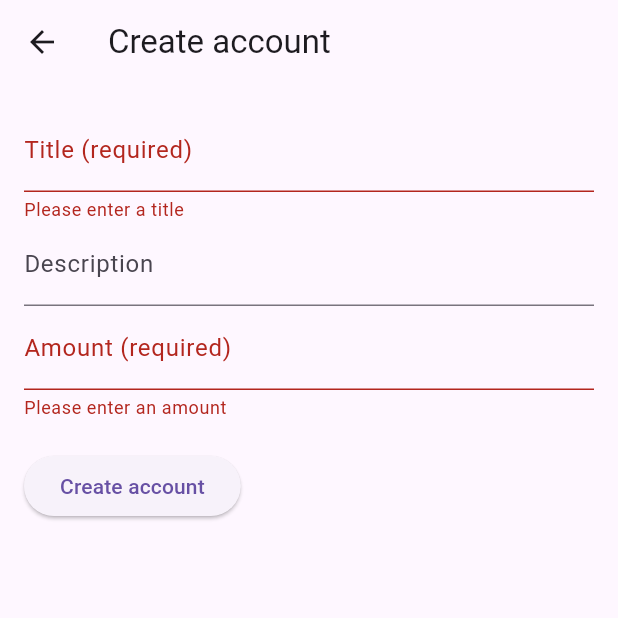
After one commit to andrew-clark-dev/xerian, a Flutter app: the AccountView screen opened by its route, after a tap on "Create account", on a phone screen of 412 x 824 dp, the top half of it. The commit adds this screen. Run offline on Flutter 3.47's test engine with Material 3 defaults, Android fonts, the phone set to English and light mode, and no system bars; our stand-ins replace flutter_dotenv, flutter_login, go_router; missing offline and left inert: amazon_cognito_identity_dart_2.

Commit message:
Adds basic Account page

```diff
--- a/encore_shop/lib/main.dart
+++ b/encore_shop/lib/main.dart
@@ -3,6 +3,8 @@ import 'package:encore_shop/src/login/login_screen.dart';
 import 'package:flutter/material.dart';
 import 'package:flutter_dotenv/flutter_dotenv.dart';
 import 'package:go_router/go_router.dart';
+
+import 'src/pages/account/account_view.dart';
 
 Future<void> main() async {
   await dotenv.load();
@@ -24,6 +26,14 @@ final GoRouter _router = GoRouter(
             return const DashboardPage();
           },
         ),
+        GoRoute(
+          path: 'account',
+          builder: (BuildContext context, GoRouterState state) {
+            return const AccountView(
+              account: null,
+            );
+          },
+        ),
       ],
     ),
   ],
--- a/encore_shop/lib/src/app.dart
+++ /dev/null
@@ -1,85 +0,0 @@
-import 'package:flutter/material.dart';
-import 'package:flutter_gen/gen_l10n/app_localizations.dart';
-import 'package:flutter_localizations/flutter_localizations.dart';
-
-import 'sample_feature/sample_item_details_view.dart';
-import 'sample_feature/sample_item_list_view.dart';
-import 'settings/settings_controller.dart';
-import 'settings/settings_view.dart';
-
-/// The Widget that configures your application.
-class MyApp extends StatelessWidget {
-  const MyApp({
-    super.key,
-    required this.settingsController,
-  });
-
-  final SettingsController settingsController;
-
-  @override
-  Widget build(BuildContext context) {
-    // Glue the SettingsController to the MaterialApp.
-    //
-    // The ListenableBuilder Widget listens to the SettingsController for changes.
-    // Whenever the user updates their settings, the MaterialApp is rebuilt.
-    return ListenableBuilder(
-      listenable: settingsController,
-      builder: (BuildContext context, Widget? child) {
-        return MaterialApp(
-          // Providing a restorationScopeId allows the Navigator built by the
-          // MaterialApp to restore the navigation stack when a user leaves and
-          // returns to the app after it has been killed while running in the
-          // background.
-          restorationScopeId: 'app',
-
-          // Provide the generated AppLocalizations to the MaterialApp. This
-          // allows descendant Widgets to display the correct translations
-          // depending on the user's locale.
-          localizationsDelegates: const [
-            AppLocalizations.delegate,
-            GlobalMaterialLocalizations.delegate,
-            GlobalWidgetsLocalizations.delegate,
-            GlobalCupertinoLocalizations.delegate,
-          ],
-          supportedLocales: const [
-            Locale('en', ''), // English, no country code
-          ],
-
-          // Use AppLocalizations to configure the correct application title
-          // depending on the user's locale.
-          //
-          // The appTitle is defined in .arb files found in the localization
-          // directory.
-          onGenerateTitle: (BuildContext context) =>
-              AppLocalizations.of(context)!.appTitle,
-
-          // Define a light and dark color theme. Then, read the user's
-          // preferred ThemeMode (light, dark, or system default) from the
-          // SettingsController to display the correct theme.
-          theme: ThemeData(),
-          darkTheme: ThemeData.dark(),
-          themeMode: settingsController.themeMode,
-
-          // Define a function to handle named routes in order to support
-          // Flutter web url navigation and deep linking.
-          onGenerateRoute: (RouteSettings routeSettings) {
-            return MaterialPageRoute<void>(
-              settings: routeSettings,
-              builder: (BuildContext context) {
-                switch (routeSettings.name) {
-                  case SettingsView.routeName:
-                    return SettingsView(controller: settingsController);
-                  case SampleItemDetailsView.routeName:
-                    return const SampleItemDetailsView();
-                  case SampleItemListView.routeName:
-                  default:
-                    return const SampleItemListView();
-                }
-              },
-            );
-          },
-        );
-      },
-    );
-  }
-}
--- a/encore_shop/lib/src/login/login_screen.dart
+++ b/encore_shop/lib/src/login/login_screen.dart
@@ -17,7 +17,7 @@ class LoginScreen extends StatelessWidget {
   Widget build(BuildContext context) {
     return FlutterLogin(
       onSubmitAnimationCompleted: () {
-        context.go('/dashboard');
+        context.go('/account');
       },
       onSignup: _signupUser,
       onConfirmSignup: _signupConfirm,
--- /dev/null
+++ b/encore_shop/lib/src/pages/account/account.dart
@@ -0,0 +1,60 @@
+import 'package:json_annotation/json_annotation.dart';
+import 'package:uuid/uuid.dart';
+
+/// This allows the `Account` class to access private members in
+/// the generated file. The value for this is *.g.dart, where
+/// the star denotes the source file name.
+part 'account.g.dart';
+
+Uuid uuid = const Uuid();
+
+@JsonSerializable()
+class Account {
+  Account(
+      {String? id,
+      required this.number,
+      required this.firstName,
+      required this.lastName,
+      this.phone,
+      this.email,
+      this.address})
+      : id = id ?? uuid.v1();
+
+  late String? id;
+  final int number;
+  final String firstName;
+  final String lastName;
+  final String? phone;
+  final String? email;
+  final String? address;
+
+  /// A necessary factory constructor for creating a new User instance
+  /// from a map. Pass the map to the generated `_$UserFromJson()` constructor.
+  /// The constructor is named after the source class, in this case, User.
+  factory Account.fromJson(Map<String, dynamic> json) =>
+      _$AccountFromJson(json);
+
+  /// `toJson` is the convention for a class to declare support for serialization
+  /// to JSON. The implementation simply calls the private, generated
+  /// helper method `_$UserToJson`.
+  Map<String, dynamic> toJson() => _$AccountToJson(this);
+
+  // Method to clone an account with optional parameters
+  Account copyWith({
+    String? firstName,
+    String? lastName,
+    String? phone,
+    String? email,
+    String? address,
+  }) {
+    return Account(
+      id: id,
+      number: number,
+      firstName: firstName ?? this.firstName,
+      lastName: lastName ?? this.lastName,
+      phone: phone ?? this.phone,
+      email: email ?? this.email,
+      address: address ?? this.address,
+    );
+  }
+}
--- /dev/null
+++ b/encore_shop/lib/src/pages/account/account_view.dart
@@ -0,0 +1,190 @@
+// ignore_for_file: prefer_interpolation_to_compose_strings
+
+import 'dart:convert';
+import 'dart:io';
+
+import 'package:flutter/material.dart';
+import 'package:http/http.dart' as http;
+
+import 'account.dart';
+
+class AccountView extends StatefulWidget {
+  const AccountView({
+    required this.account,
+    super.key,
+  });
+
+  final Account? account;
+
+  @override
+  State<AccountView> createState() => _AccountsViewState();
+}
+
+class _AccountsViewState extends State<AccountView> {
+  final _formKey = GlobalKey<FormState>();
+  final TextEditingController _firstNameController = TextEditingController();
+  final TextEditingController _lastNameController = TextEditingController();
+  final TextEditingController _numberController = TextEditingController();
+
+  late final String _titleText;
+
+  bool get _isCreate => _account == null;
+  Account? get _account => widget.account;
+
+  @override
+  void initState() {
+    super.initState();
+
+    final account = _account;
+    if (account != null) {
+      _firstNameController.text = account.firstName;
+      _lastNameController.text = account.lastName;
+      _numberController.text = account.number.toStringAsFixed(2);
+      _titleText = 'Update account';
+    } else {
+      _titleText = 'Create account';
+      // asyncInitState();
+    }
+  }
+
+  // void asyncInitState() async {
+  //   _numberController.text =
+  //       await CounterService().getNextValueAsString('account');
+  // }
+
+  @override
+  void dispose() {
+    _firstNameController.dispose();
+    _lastNameController.dispose();
+    _numberController.dispose();
+    super.dispose();
+  }
+
+  Future<void> submitForm() async {
+    if (!_formKey.currentState!.validate()) {
+      return;
+    }
+
+    // If the form is valid, submit the data
+    final firstName = _firstNameController.text;
+    final lastName = _lastNameController.text;
+    final number = int.parse(_numberController.text);
+
+    if (_isCreate) {
+      // Create a new account entry
+      final newEntry = Account(
+        firstName: firstName,
+        lastName: lastName,
+        number: number,
+      );
+      // try {
+      //   final cognitoPlugin =
+      //       Amplify.Auth.getPlugin(AmplifyAuthCognito.pluginKey);
+      //   final result = await cognitoPlugin.fetchAuthSession();
+      //   String apiUrl =
+      //       'https://jgy6ezt901.execute-api.eu-central-1.amazonaws.com/dev/account';
+      //   String? accessToken = result.credentialsResult.value.sessionToken;
+
+      //   final response = await http.post(
+      //     Uri.parse(apiUrl),
+      //     headers: {
+      //       HttpHeaders.contentTypeHeader: "application/json",
+      //       HttpHeaders.authorizationHeader: "Bearer $accessToken"
+      //     },
+      //     body: jsonEncode(newEntry),
+      //   );
+      //   print('response: ' + response.toString());
+      // } catch (e) {
+      //   print('exception: ' + e.toString());
+      // }
+      // final request = ModelMutations.create(newEntry);
+      // final response = await Amplify.API.mutate(request: request).response;
+      // safePrint('Create result: $response');
+    } else {
+      // Update account instead
+      final updateAccount = _account!.copyWith(
+        firstName: firstName,
+        lastName: lastName.isNotEmpty ? lastName : null,
+      );
+      // final request = ModelMutations.update(updateAccount);
+      // final response = await Amplify.API.mutate(request: request).response;
+      // safePrint('Update result: $response');
+    }
+
+    // Navigate back to homepage after create/update executes
+    if (mounted) {
+      //     context.pop();
+    }
+  }
+
+  @override
+  Widget build(BuildContext context) {
+    return Scaffold(
+      appBar: AppBar(
+        title: Text(_titleText),
+      ),
+      body: Align(
+        alignment: Alignment.topCenter,
+        child: ConstrainedBox(
+          constraints: const BoxConstraints(maxWidth: 800),
+          child: Padding(
+            padding: const EdgeInsets.all(16),
+            child: SingleChildScrollView(
+              child: Form(
+                key: _formKey,
+                child: Column(
+                  crossAxisAlignment: CrossAxisAlignment.start,
+                  children: [
+                    TextFormField(
+                      controller: _firstNameController,
+                      decoration: const InputDecoration(
+                        labelText: 'Title (required)',
+                      ),
+                      validator: (value) {
+                        if (value == null || value.isEmpty) {
+                          return 'Please enter a title';
+                        }
+                        return null;
+                      },
+                    ),
+                    TextFormField(
+                      controller: _lastNameController,
+                      decoration: const InputDecoration(
+                        labelText: 'Description',
+                      ),
+                    ),
+                    TextFormField(
+                      controller: _numberController,
+                      keyboardType: const TextInputType.numberWithOptions(
+                        signed: false,
+                        decimal: true,
+                      ),
+                      decoration: const InputDecoration(
+                        labelText: 'Amount (required)',
+                      ),
+                      validator: (value) {
+                        if (value == null || value.isEmpty) {
+                          return 'Please enter an amount';
+                        }
+                        final amount = double.tryParse(value);
+                        if (amount == null || amount <= 0) {
+                          return 'Please enter a valid amount';
+                        }
+                        return null;
+                      },
+                    ),
+                    const SizedBox(height: 20),
+                    ElevatedButton(
+                      onPressed: submitForm,
+                      child: Text(_titleText),
+                    ),
+                  ],
+                ),
+              ),
+            ),
+          ),
+        ),
+      ),
+    );
+  }
+}
--- a/encore_shop/pubspec.yaml
+++ b/encore_shop/pubspec.yaml
@@ -18,12 +18,17 @@ dependencies:
     sdk: flutter
   flutter_login: ^5.0.0
   go_router: ^14.0.1
+  json_annotation: ^4.9.0
+  uuid: ^4.4.0
 
 dev_dependencies:
   flutter_test:
     sdk: flutter
 
   flutter_lints: ^3.0.0
+
+  build_runner: ^2.3.3
+  json_serializable: ^6.6.0
 
 flutter:
   uses-material-design: true
```
Also changed, not shown: encore_shop/lib/src/pages/account/account.g.dart (added), encore_shop/pubspec.lock, 1 other file.
